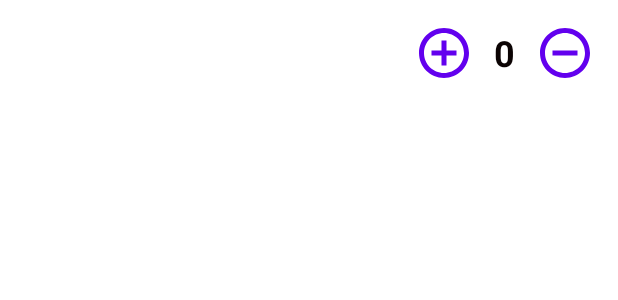
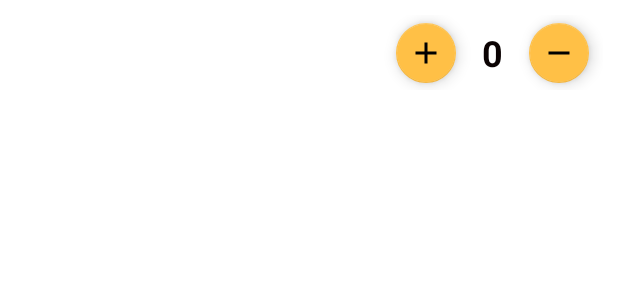
Before and after one commit to Stikerok/CoffeePOS, an Android app: the layout order_form_item.xml on its own in the app's theme, with its tools: preview values and no code run, on a phone screen of 412 x 824 dp. Shown: the top 300 px of the screen. Run offline under Robolectric (Android 15) with nearby library versions, the phone set to English and light mode, and no system bars.

Commit message:
Update UI

```diff
--- a/app/src/main/java/com/hfad/coffeepos/MainActivity.kt
+++ b/app/src/main/java/com/hfad/coffeepos/MainActivity.kt
@@ -14,8 +14,13 @@ import com.google.firebase.ktx.Firebase
 
 class MainActivity : AppCompatActivity() {
 
+    private lateinit var toolbar: Toolbar
+
     override fun onCreate(savedInstanceState: Bundle?) {
         super.onCreate(savedInstanceState)
         setContentView(R.layout.main_activity)
+
+        toolbar = findViewById(R.id.toolbar)
+        setSupportActionBar(toolbar)
     }
 }
--- a/app/src/main/java/com/hfad/coffeepos/domain/entity/Dish.kt
+++ b/app/src/main/java/com/hfad/coffeepos/domain/entity/Dish.kt
@@ -3,5 +3,6 @@ package com.hfad.coffeepos.domain.entity
 data class Dish(
     val name: String? = null,
     val cost: Double? = null,
-    val ingredients: HashMap<String?, Double?>? = null
+    val ingredients: HashMap<String?, Double?>? = null,
+    val image: Int? = null
 )
--- a/app/src/main/java/com/hfad/coffeepos/presentation/main/adapter/ConfirmOrderAdapter.kt
+++ b/app/src/main/java/com/hfad/coffeepos/presentation/main/adapter/ConfirmOrderAdapter.kt
@@ -3,6 +3,7 @@ package com.hfad.coffeepos.presentation.main.adapter
 import android.view.LayoutInflater
 import android.view.View
 import android.view.ViewGroup
+import android.widget.ImageView
 import android.widget.TextView
 import androidx.recyclerview.widget.RecyclerView
 import com.hfad.coffeepos.R
@@ -24,8 +25,9 @@ class ConfirmOrderAdapter internal constructor(
         val item = data[position]
         val itemQuantity = quantityList[position]
         viewHolder.name.text = item.name
+        item.image?.let { viewHolder.image.setImageResource(it) }
         viewHolder.quantity.text = itemQuantity.toString()
-        viewHolder.cost.text = (item.cost?.times(itemQuantity)).toString()
+        viewHolder.cost.text = String.format("%.2f",item.cost?.times(itemQuantity))
     }
 
     fun setData(data: HashMap<Dish, Int>) {
@@ -40,6 +42,7 @@ class ConfirmOrderAdapter internal constructor(
         val name: TextView = view.findViewById(R.id.text_name_prod_conf)
         val quantity: TextView = view.findViewById(R.id.text_quantity_conf)
         val cost: TextView = view.findViewById(R.id.text_cost_conf)
+        val image : ImageView = view.findViewById(R.id.img_prod_item_conf)
 
     }
 
--- a/app/src/main/java/com/hfad/coffeepos/presentation/main/ui/ConfirmOrderFragment.kt
+++ b/app/src/main/java/com/hfad/coffeepos/presentation/main/ui/ConfirmOrderFragment.kt
@@ -6,6 +6,7 @@ import android.view.LayoutInflater
 import android.view.View
 import android.view.ViewGroup
 import androidx.recyclerview.widget.LinearLayoutManager
+import com.hfad.coffeepos.R
 import com.hfad.coffeepos.databinding.ConfirmOrderFragmentBinding
 import com.hfad.coffeepos.domain.entity.Dish
 import com.hfad.coffeepos.presentation.main.adapter.ConfirmOrderAdapter
--- /dev/null
+++ b/app/src/main/res/drawable/ic_baseline_add_24.xml
@@ -0,0 +1,5 @@
+<vector android:height="24dp" android:tint="#090909"
+    android:viewportHeight="24" android:viewportWidth="24"
+    android:width="24dp" xmlns:android="http://schemas.android.com/apk/res/android">
+    <path android:fillColor="@android:color/white" android:pathData="M19,13h-6v6h-2v-6H5v-2h6V5h2v6h6v2z"/>
+</vector>
--- a/app/src/main/res/drawable/ic_baseline_add_circle_outline_24.xml
+++ /dev/null
@@ -1,5 +0,0 @@
-<vector android:height="24dp" android:tint="#C62121"
-    android:viewportHeight="24" android:viewportWidth="24"
-    android:width="24dp" xmlns:android="http://schemas.android.com/apk/res/android">
-    <path android:fillColor="@android:color/white" android:pathData="M13,7h-2v4L7,11v2h4v4h2v-4h4v-2h-4L13,7zM12,2C6.48,2 2,6.48 2,12s4.48,10 10,10 10,-4.48 10,-10S17.52,2 12,2zM12,20c-4.41,0 -8,-3.59 -8,-8s3.59,-8 8,-8 8,3.59 8,8 -3.59,8 -8,8z"/>
-</vector>
--- /dev/null
+++ b/app/src/main/res/drawable/ic_baseline_remove_24.xml
@@ -0,0 +1,5 @@
+<vector android:height="24dp" android:tint="#090909"
+    android:viewportHeight="24" android:viewportWidth="24"
+    android:width="24dp" xmlns:android="http://schemas.android.com/apk/res/android">
+    <path android:fillColor="@android:color/white" android:pathData="M19,13H5v-2h14v2z"/>
+</vector>
--- a/app/src/main/res/drawable/ic_baseline_remove_circle_outline_24.xml
+++ /dev/null
@@ -1,5 +0,0 @@
-<vector android:height="24dp" android:tint="#C62121"
-    android:viewportHeight="24" android:viewportWidth="24"
-    android:width="24dp" xmlns:android="http://schemas.android.com/apk/res/android">
-    <path android:fillColor="@android:color/white" android:pathData="M7,11v2h10v-2L7,11zM12,2C6.48,2 2,6.48 2,12s4.48,10 10,10 10,-4.48 10,-10S17.52,2 12,2zM12,20c-4.41,0 -8,-3.59 -8,-8s3.59,-8 8,-8 8,3.59 8,8 -3.59,8 -8,8z"/>
-</vector>
--- a/app/src/main/res/layout/order_form_item.xml
+++ b/app/src/main/res/layout/order_form_item.xml
@@ -34,13 +34,13 @@
         app:layout_constraintTop_toTopOf="parent"
         app:layout_constraintEnd_toStartOf="@+id/button_plus_quantity"/>
 
-    <Button
+    <com.google.android.material.floatingactionbutton.FloatingActionButton
         android:id="@+id/button_plus_quantity"
-        android:layout_width="40dp"
-        android:layout_height="40dp"
-        android:layout_gravity="center_vertical"
+        android:layout_width="wrap_content"
+        android:layout_height="wrap_content"
+        app:fabSize="mini"
         android:layout_marginEnd="5dp"
-        android:background="@drawable/ic_baseline_add_circle_outline_24"
+        android:src="@drawable/ic_baseline_add_24"
         app:layout_constraintBottom_toBottomOf="parent"
         app:layout_constraintTop_toTopOf="parent"
         app:layout_constraintStart_toEndOf="@id/text_name_prod"
@@ -63,13 +63,13 @@
         app:layout_constraintStart_toEndOf="@+id/button_plus_quantity"
         app:layout_constraintEnd_toStartOf="@id/button_minus_quantity"/>
 
-    <Button
+    <com.google.android.material.floatingactionbutton.FloatingActionButton
         android:id="@+id/button_minus_quantity"
-        android:layout_width="40dp"
-        android:layout_height="40dp"
-        android:layout_gravity="center_vertical"
+        android:layout_width="wrap_content"
+        android:layout_height="wrap_content"
+        app:fabSize="mini"
+        android:src="@drawable/ic_baseline_remove_24"
         android:layout_marginEnd="5dp"
-        android:background="@drawable/ic_baseline_remove_circle_outline_24"
         app:layout_constraintBottom_toBottomOf="parent"
         app:layout_constraintStart_toEndOf="@+id/text_quantity"
         app:layout_constraintTop_toTopOf="parent"
--- a/app/src/main/res/values-night/themes.xml
+++ b/app/src/main/res/values-night/themes.xml
@@ -2,15 +2,16 @@
     <!-- Base application theme. -->
     <style name="Theme.CoffeePOS" parent="Theme.MaterialComponents.DayNight.NoActionBar">
         <!-- Primary brand color. -->
-        <item name="colorPrimary">@color/purple_200</item>
-        <item name="colorPrimaryVariant">@color/purple_700</item>
+        <item name="colorPrimary">@color/green_dark</item>
+        <item name="colorPrimaryVariant">@color/yellow_dark</item>
         <item name="colorOnPrimary">@color/black</item>
         <!-- Secondary brand color. -->
-        <item name="colorSecondary">@color/teal_200</item>
-        <item name="colorSecondaryVariant">@color/teal_200</item>
+        <item name="colorSecondary">#d05ce3</item>
+        <item name="colorSecondaryVariant">#d05ce3</item>
         <item name="colorOnSecondary">@color/black</item>
         <!-- Status bar color. -->
-        <item name="android:statusBarColor" tools:targetApi="l">?attr/colorPrimaryVariant</item>
+        <item name="android:statusBarColor" tools:targetApi="l">?attr/colorPrimary</item>
         <!-- Customize your theme here. -->
+        <item name="toolbarStyle">@style/Widget.MaterialComponents.Toolbar.Primary</item>
     </style>
 </resources>
--- a/app/src/main/res/values/colors.xml
+++ b/app/src/main/res/values/colors.xml
@@ -1,9 +1,9 @@
 <?xml version="1.0" encoding="utf-8"?>
 <resources>
-    <color name="purple_200">#FFBB86FC</color>
-    <color name="purple_500">#FF6200EE</color>
-    <color name="purple_700">#FF3700B3</color>
-    <color name="teal_200">#FF03DAC5</color>
+    <color name="green_light">#48a999</color>
+    <color name="green_dark">#004c40</color>
+    <color name="yellow_light">#ffc046</color>
+    <color name="yellow_dark">#c68400</color>
     <color name="teal_700">#FF018786</color>
     <color name="black">#FF000000</color>
     <color name="white">#FFFFFFFF</color>
--- a/app/src/main/res/values/themes.xml
+++ b/app/src/main/res/values/themes.xml
@@ -1,16 +1,17 @@
 <resources xmlns:tools="http://schemas.android.com/tools">
     <!-- Base application theme. -->
-    <style name="Theme.CoffeePOS" parent="Theme.MaterialComponents.DayNight.NoActionBar">
+    <style name="Theme.CoffeePOS" parent="Theme.MaterialComponents.Light.NoActionBar">
         <!-- Primary brand color. -->
-        <item name="colorPrimary">@color/purple_500</item>
-        <item name="colorPrimaryVariant">@color/purple_700</item>
+        <item name="colorPrimary">@color/green_light</item>
+        <item name="colorPrimaryVariant">@color/green_light</item>
         <item name="colorOnPrimary">@color/white</item>
         <!-- Secondary brand color. -->
-        <item name="colorSecondary">@color/teal_200</item>
-        <item name="colorSecondaryVariant">@color/teal_700</item>
+        <item name="colorSecondary">@color/yellow_light</item>
+        <item name="colorSecondaryVariant">@color/yellow_dark</item>
         <item name="colorOnSecondary">@color/black</item>
         <!-- Status bar color. -->
-        <item name="android:statusBarColor" tools:targetApi="l">?attr/colorPrimaryVariant</item>
+        <item name="android:statusBarColor" tools:targetApi="l">?attr/colorPrimary</item>
         <!-- Customize your theme here. -->
+        <item name="toolbarStyle">@style/Widget.MaterialComponents.Toolbar.Primary</item>
     </style>
 </resources>
```
Also changed, not shown: app/src/main/java/com/hfad/coffeepos/presentation/main/adapter/OrderAdapter.kt (+6 -4 lines), app/src/main/res/layout/main_activity.xml (+13 -4 lines), app/src/main/res/values/styles.xml (added, +9 -0 lines).
